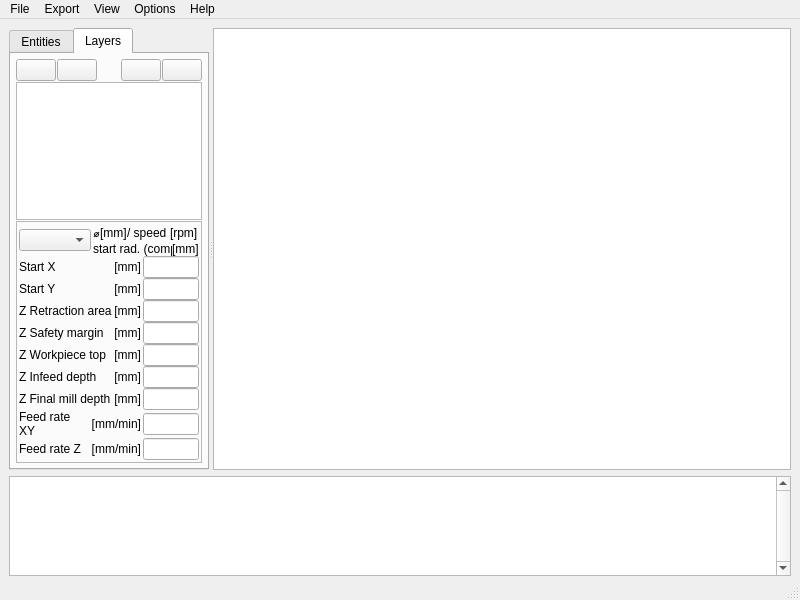
Before: the Qt Designer form source/dxf2gcode.ui in joco-nz/dxf2gcode-plasma, drawn with Qt 5.
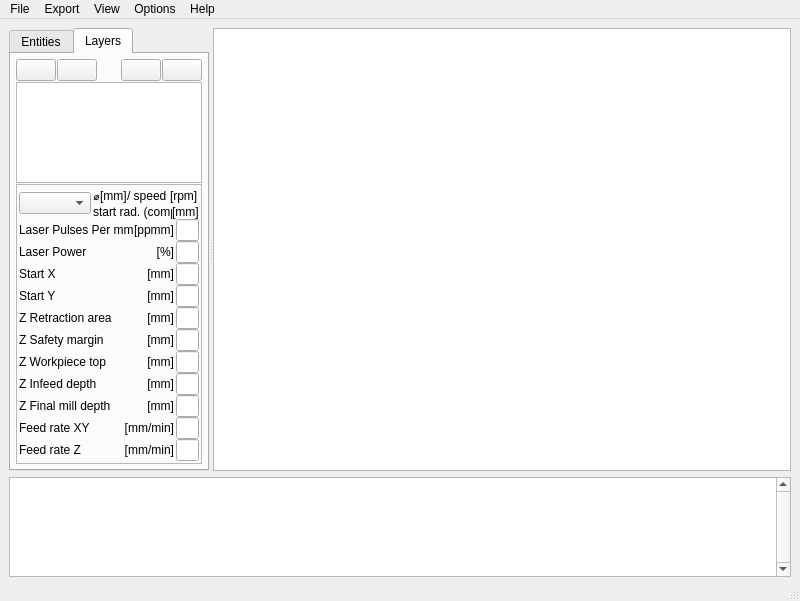
After: the same form once the commit is applied. The open tabs and pages were chosen to show the change. Icons and pictures are not drawn. Custom widgets are drawn as their Qt base class.

Patch:
```diff
--- a/source/dxf2gcode.ui
+++ b/source/dxf2gcode.ui
@@ -10,7 +10,7 @@
     <x>0</x>
     <y>0</y>
     <width>800</width>
-    <height>600</height>
+    <height>601</height>
    </rect>
   </property>
   <property name="windowTitle">
@@ -428,7 +428,17 @@
               <property name="verticalSpacing">
                <number>0</number>
               </property>
-              <item row="4" column="1">
+              <item row="5" column="1">
+               <widget class="QLineEdit" name="startAtYLineEdit">
+                <property name="sizePolicy">
+                 <sizepolicy hsizetype="Preferred" vsizetype="Fixed">
+                  <horstretch>0</horstretch>
+                  <verstretch>0</verstretch>
+                 </sizepolicy>
+                </property>
+               </widget>
+              </item>
+              <item row="9" column="1">
                <widget class="QLineEdit" name="zInitialMillDepthLineEdit">
                 <property name="sizePolicy">
                  <sizepolicy hsizetype="Preferred" vsizetype="Fixed">
@@ -441,7 +451,7 @@
                 </property>
                </widget>
               </item>
-              <item row="7" column="0">
+              <item row="12" column="0">
                <layout class="QHBoxLayout" name="horizontalLayout_13">
                 <property name="spacing">
                  <number>2</number>
@@ -474,7 +484,7 @@
                 </item>
                </layout>
               </item>
-              <item row="6" column="0">
+              <item row="11" column="0">
                <layout class="QHBoxLayout" name="horizontalLayout_12">
                 <property name="spacing">
                  <number>2</number>
@@ -504,7 +514,7 @@
                 </item>
                </layout>
               </item>
-              <item row="5" column="1">
+              <item row="10" column="1">
                <widget class="QLineEdit" name="zInfeedDepthLineEdit">
                 <property name="sizePolicy">
                  <sizepolicy hsizetype="Preferred" vsizetype="Fixed">
@@ -514,7 +524,7 @@
                 </property>
                </widget>
               </item>
-              <item row="5" column="0">
+              <item row="10" column="0">
                <layout class="QHBoxLayout" name="horizontalLayout_11">
                 <property name="spacing">
                  <number>2</number>
@@ -544,7 +554,7 @@
                 </item>
                </layout>
               </item>
-              <item row="3" column="1">
+              <item row="8" column="1">
                <widget class="QLineEdit" name="zSafetyMarginLineEdit">
                 <property name="sizePolicy">
                  <sizepolicy hsizetype="Preferred" vsizetype="Fixed">
@@ -554,7 +564,7 @@
                 </property>
                </widget>
               </item>
-              <item row="6" column="1">
+              <item row="11" column="1">
                <widget class="QLineEdit" name="zFinalMillDepthLineEdit">
                 <property name="sizePolicy">
                  <sizepolicy hsizetype="Preferred" vsizetype="Fixed">
@@ -564,7 +574,7 @@
                 </property>
                </widget>
               </item>
-              <item row="3" column="0">
+              <item row="8" column="0">
                <layout class="QHBoxLayout" name="horizontalLayout_9">
                 <property name="spacing">
                  <number>2</number>
@@ -594,7 +604,7 @@
                 </item>
                </layout>
               </item>
-              <item row="2" column="1">
+              <item row="6" column="1">
                <widget class="QLineEdit" name="zRetractionArealLineEdit">
                 <property name="sizePolicy">
                  <sizepolicy hsizetype="Preferred" vsizetype="Fixed">
@@ -604,7 +614,7 @@
                 </property>
                </widget>
               </item>
-              <item row="2" column="0">
+              <item row="6" column="0">
                <layout class="QHBoxLayout" name="horizontalLayout_8">
                 <property name="spacing">
                  <number>2</number>
@@ -634,7 +644,7 @@
                 </item>
                </layout>
               </item>
-              <item row="4" column="0">
+              <item row="9" column="0">
                <layout class="QHBoxLayout" name="horizontalLayout_10">
                 <property name="spacing">
                  <number>2</number>
@@ -664,7 +674,7 @@
                 </item>
                </layout>
               </item>
-              <item row="8" column="1">
+              <item row="13" column="1">
                <widget class="QLineEdit" name="g1FeedZLineEdit">
                 <property name="sizePolicy">
                  <sizepolicy hsizetype="Preferred" vsizetype="Fixed">
@@ -674,7 +684,7 @@
                 </property>
                </widget>
               </item>
-              <item row="0" column="0">
+              <item row="4" column="0">
                <layout class="QHBoxLayout" name="horizontalLayout_6">
                 <property name="spacing">
                  <number>2</number>
@@ -704,17 +714,7 @@
                 </item>
                </layout>
               </item>
-              <item row="1" column="1">
-               <widget class="QLineEdit" name="startAtYLineEdit">
-                <property name="sizePolicy">
-                 <sizepolicy hsizetype="Preferred" vsizetype="Fixed">
-                  <horstretch>0</horstretch>
-                  <verstretch>0</verstretch>
-                 </sizepolicy>
-                </property>
-               </widget>
-              </item>
-              <item row="7" column="1">
+              <item row="12" column="1">
                <widget class="QLineEdit" name="g1FeedXYLineEdit">
                 <property name="sizePolicy">
                  <sizepolicy hsizetype="Preferred" vsizetype="Fixed">
@@ -724,7 +724,7 @@
                 </property>
                </widget>
               </item>
-              <item row="8" column="0">
+              <item row="13" column="0">
                <layout class="QHBoxLayout" name="horizontalLayout_14">
                 <property name="spacing">
                  <number>2</number>
@@ -757,7 +757,7 @@
                 </item>
                </layout>
               </item>
-              <item row="1" column="0">
+              <item row="5" column="0">
                <layout class="QHBoxLayout" name="horizontalLayout_7">
                 <property name="spacing">
                  <number>2</number>
@@ -787,7 +787,7 @@
                 </item>
                </layout>
               </item>
-              <item row="0" column="1">
+              <item row="4" column="1">
                <widget class="QLineEdit" name="startAtXLineEdit">
                 <property name="sizePolicy">
                  <sizepolicy hsizetype="Preferred" vsizetype="Fixed">
@@ -797,6 +797,54 @@
                 </property>
                </widget>
               </item>
+              <item row="2" column="0">
+               <layout class="QHBoxLayout" name="horizontalLayout_15">
+                <item>
+                 <widget class="QLabel" name="label_15">
+                  <property name="text">
+                   <string>Laser Power</string>
+                  </property>
+                 </widget>
+                </item>
+                <item>
+                 <widget class="QLabel" name="unitLabel_10">
+                  <property name="layoutDirection">
+                   <enum>Qt::LeftToRight</enum>
+                  </property>
+                  <property name="text">
+                   <string>[%]</string>
+                  </property>
+                  <property name="alignment">
+                   <set>Qt::AlignRight|Qt::AlignTrailing|Qt::AlignVCenter</set>
+                  </property>
+                 </widget>
+                </item>
+               </layout>
+              </item>
+              <item row="0" column="0">
+               <layout class="QHBoxLayout" name="horizontalLayout_16">
+                <item>
+                 <widget class="QLabel" name="label_16">
+                  <property name="text">
+                   <string>Laser Pulses Per mm</string>
+                  </property>
+                 </widget>
+                </item>
+                <item>
+                 <widget class="QLabel" name="unitLabel_11">
+                  <property name="text">
+                   <string>[ppmm]</string>
+                  </property>
+                 </widget>
+                </item>
+               </layout>
+              </item>
+              <item row="2" column="1">
+               <widget class="QLineEdit" name="laserPowerLineEdit"/>
+              </item>
+              <item row="0" column="1">
+               <widget class="QLineEdit" name="laserPulsesPerMMLineEdit"/>
+              </item>
              </layout>
             </item>
            </layout>
```
Left out of the diff: 37 changed lines with no effect on the pictures.
